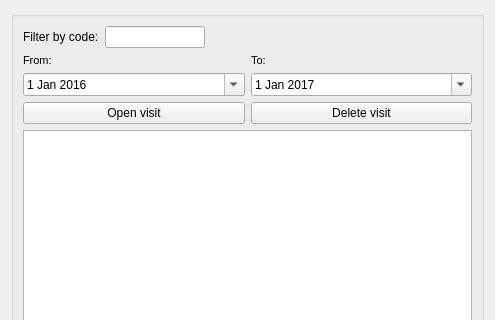
First picture: the form in ui/lot_visitmanager.ui, repository Giswater/giswater_qgis_plugin, before the edit; both pictures show x 0 to 495 and y 0 to 320 of the 495 by 584 pixel window.
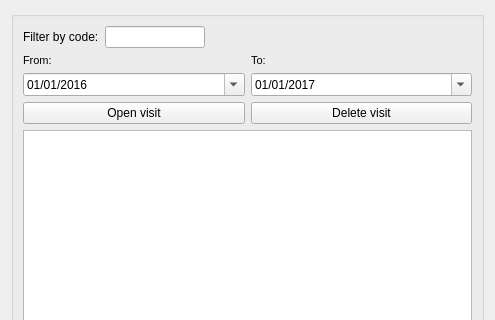
Second picture: the form after the edit.

Commit message: Enhancement: set display format for QDate Widgets

Patch:
```diff
--- a/ui/lot_visitmanager.ui
+++ b/ui/lot_visitmanager.ui
@@ -100,6 +100,12 @@
               <day>1</day>
              </date>
             </property>
+            <property name="displayFormat">
+             <string>dd/MM/yyyy</string>
+            </property>
+            <property name="calendarPopup">
+             <bool>true</bool>
+            </property>
            </widget>
           </item>
          </layout>
@@ -145,6 +151,12 @@
               <day>1</day>
              </date>
             </property>
+            <property name="displayFormat">
+             <string>dd/MM/yyyy</string>
+            </property>
+            <property name="calendarPopup">
+             <bool>true</bool>
+            </property>
            </widget>
           </item>
          </layout>
```
Left out of the diff: 6 changed lines with no effect on the pictures. The commit also changes 8 other files.
